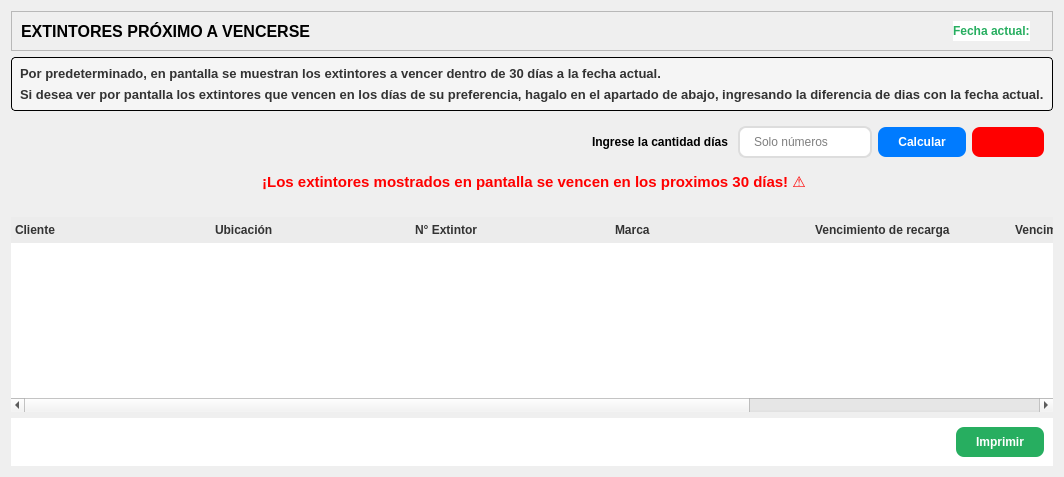
Above: resources/ui/vencimientos_tab.ui from Julian2455/beatmat before the change. Below: the same form after it.
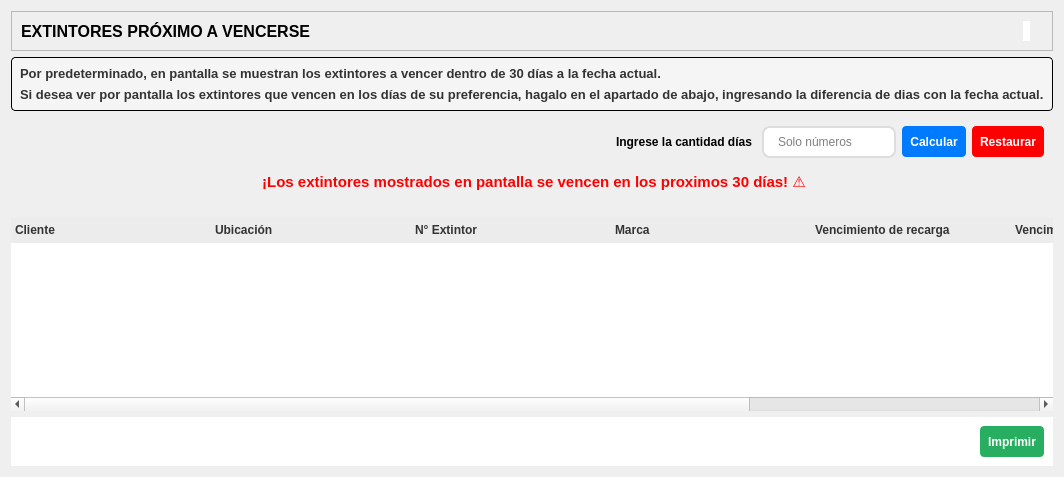
That is the form after the change. Icons and pictures are not drawn.

What changed in the file:
```diff
--- a/resources/ui/vencimientos_tab.ui
+++ b/resources/ui/vencimientos_tab.ui
@@ -21,18 +21,25 @@
     font-size: 14px;
 }
 
-/* Botón &quot;Nuevo cliente&quot; */
 QPushButton {
+	color: rgb(255, 255, 255);
+	background-color: rgb(19, 109, 255);
+	background-color: rgb(35, 39, 255);
+	color: rgb(8, 0, 255);
     background-color: #007BFF;
     color: white;
-    border-radius: 8px;
-    padding: 8px 20px;
-    font-weight: bold;
+    border: none;
+    border-radius: 4px;
+    padding: 3px 8px;
+    min-height: 25px;
 }
-
 QPushButton:hover {
     background-color: #0056b3;
 }
+QPushButton:disabled {
+    background-color: #bdc3c7;
+}
+
 
 /* QLineEdit (buscador) */
 QLineEdit {
@@ -140,13 +147,25 @@
       </item>
       <item>
        <widget class="QLabel" name="label_3">
+        <property name="maximumSize">
+         <size>
+          <width>35</width>
+          <height>35</height>
+         </size>
+        </property>
         <property name="styleSheet">
          <string notr="true">color:#27ae60;;
 background-color: rgb(255, 255, 255);
  font-weight: bold;</string>
         </property>
         <property name="text">
-         <string>Fecha actual:</string>
+         <string/>
+        </property>
+        <property name="pixmap">
+         <pixmap>../images/calendario.png</pixmap>
+        </property>
+        <property name="scaledContents">
+         <bool>true</bool>
         </property>
        </widget>
       </item>
@@ -243,6 +262,14 @@
       </item>
       <item alignment="Qt::AlignRight">
        <widget class="QPushButton" name="pushButton_5">
+        <property name="font">
+         <font>
+          <bold>true</bold>
+         </font>
+        </property>
+        <property name="cursor">
+         <cursorShape>PointingHandCursor</cursorShape>
+        </property>
         <property name="text">
          <string>Calcular</string>
         </property>
@@ -250,11 +277,19 @@
       </item>
       <item>
        <widget class="QPushButton" name="restaurar">
+        <property name="font">
+         <font>
+          <bold>true</bold>
+         </font>
+        </property>
+        <property name="cursor">
+         <cursorShape>PointingHandCursor</cursorShape>
+        </property>
         <property name="styleSheet">
          <string notr="true">background-color: rgb(255, 0, 0);</string>
         </property>
         <property name="text">
-         <string/>
+         <string>Restaurar</string>
         </property>
        </widget>
       </item>
@@ -551,6 +586,14 @@
       </item>
       <item>
        <widget class="QPushButton" name="imprimir">
+        <property name="font">
+         <font>
+          <bold>true</bold>
+         </font>
+        </property>
+        <property name="cursor">
+         <cursorShape>PointingHandCursor</cursorShape>
+        </property>
         <property name="styleSheet">
          <string notr="true">background-color: #27ae60;</string>
         </property>
```
Left out of the diff: 5 changed lines with no effect on the pictures.
